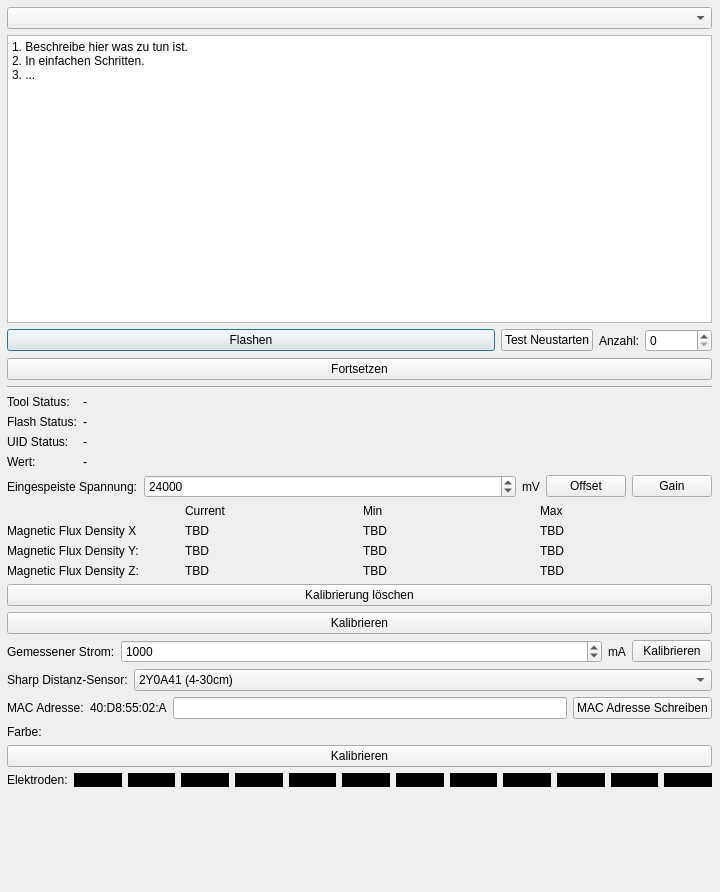
Old version of the form src/flash-test/ui/mainwindow.ui in the repository Tinkerforge/flash-test.
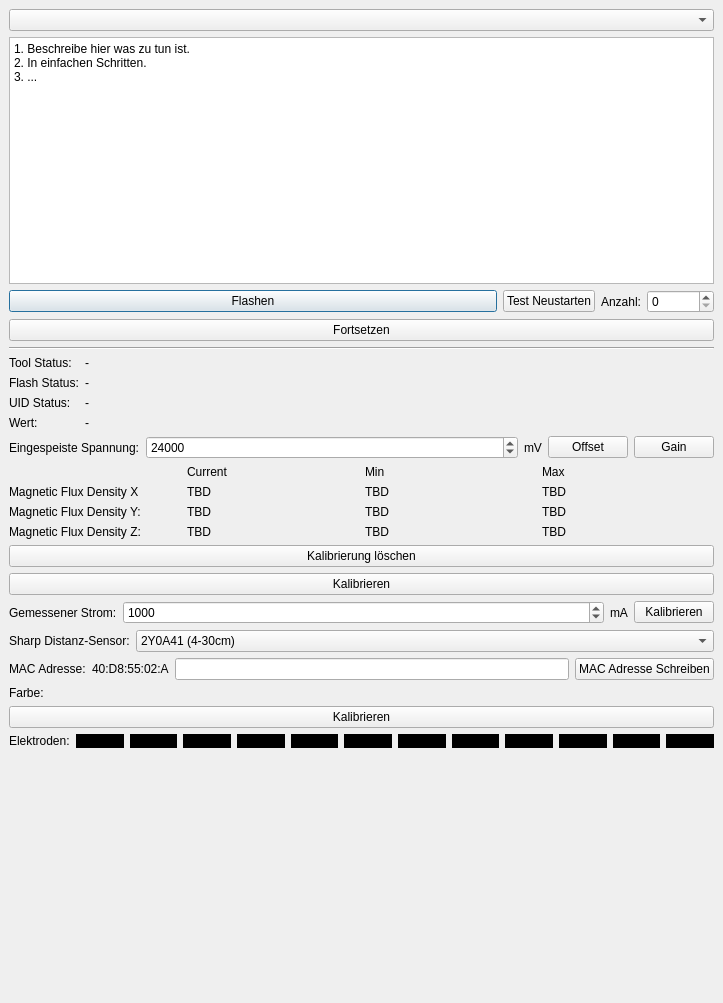
New version of the form.

Commit message: Add missing top level UI layout

Diff of the .ui file:
```diff
--- a/src/flash-test/ui/mainwindow.ui
+++ b/src/flash-test/ui/mainwindow.ui
@@ -6,23 +6,16 @@
    <rect>
     <x>0</x>
     <y>0</y>
-    <width>720</width>
-    <height>892</height>
+    <width>723</width>
+    <height>1003</height>
    </rect>
   </property>
   <property name="windowTitle">
    <string>Tinkerforge Flash und Test</string>
   </property>
   <widget class="QWidget" name="centralwidget">
-   <widget class="QWidget" name="">
-    <property name="geometry">
-     <rect>
-      <x>7</x>
-      <y>7</y>
-      <width>705</width>
-      <height>1067</height>
-     </rect>
-    </property>
+   <layout class="QVBoxLayout" name="verticalLayout_2">
+    <item>
     <layout class="QVBoxLayout" name="verticalLayout">
      <item>
       <widget class="QComboBox" name="combo_device"/>
@@ -665,7 +658,8 @@
       </spacer>
      </item>
     </layout>
-   </widget>
+    </item>
+   </layout>
   </widget>
  </widget>
  <resources/>
```
Lines whose indentation alone changed are shown as unchanged. The commit also changes 1 other file.
